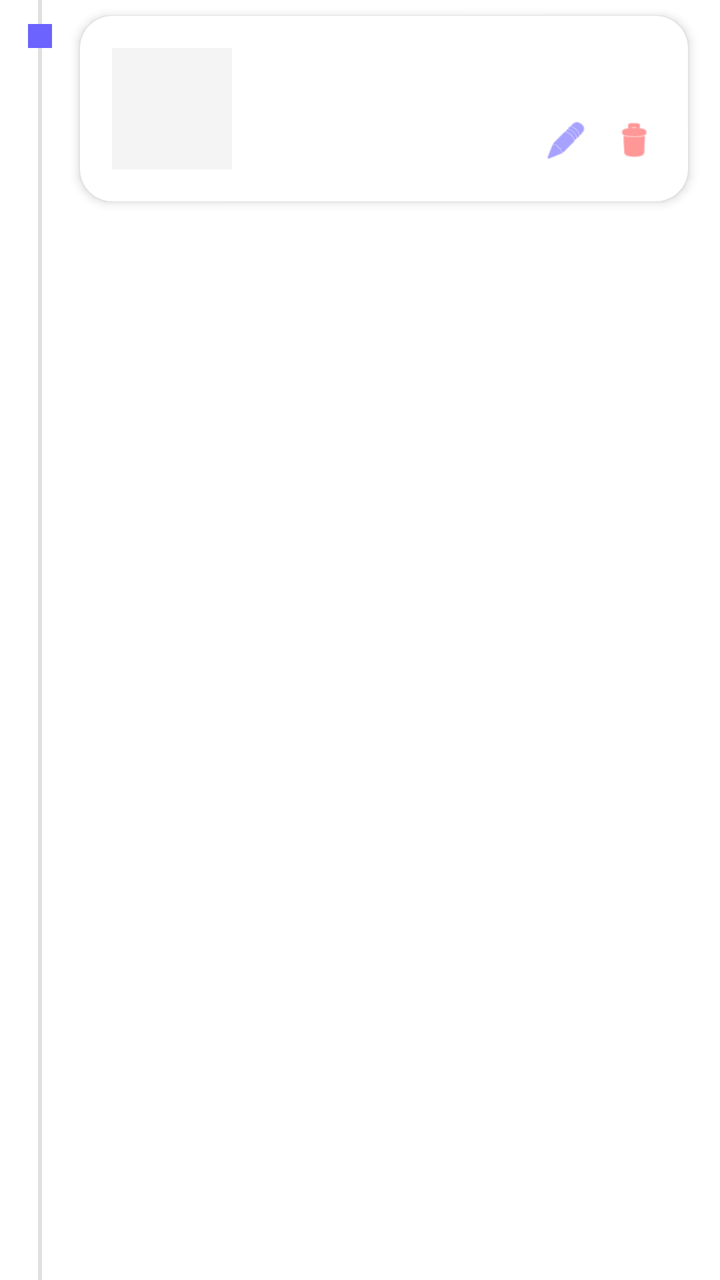
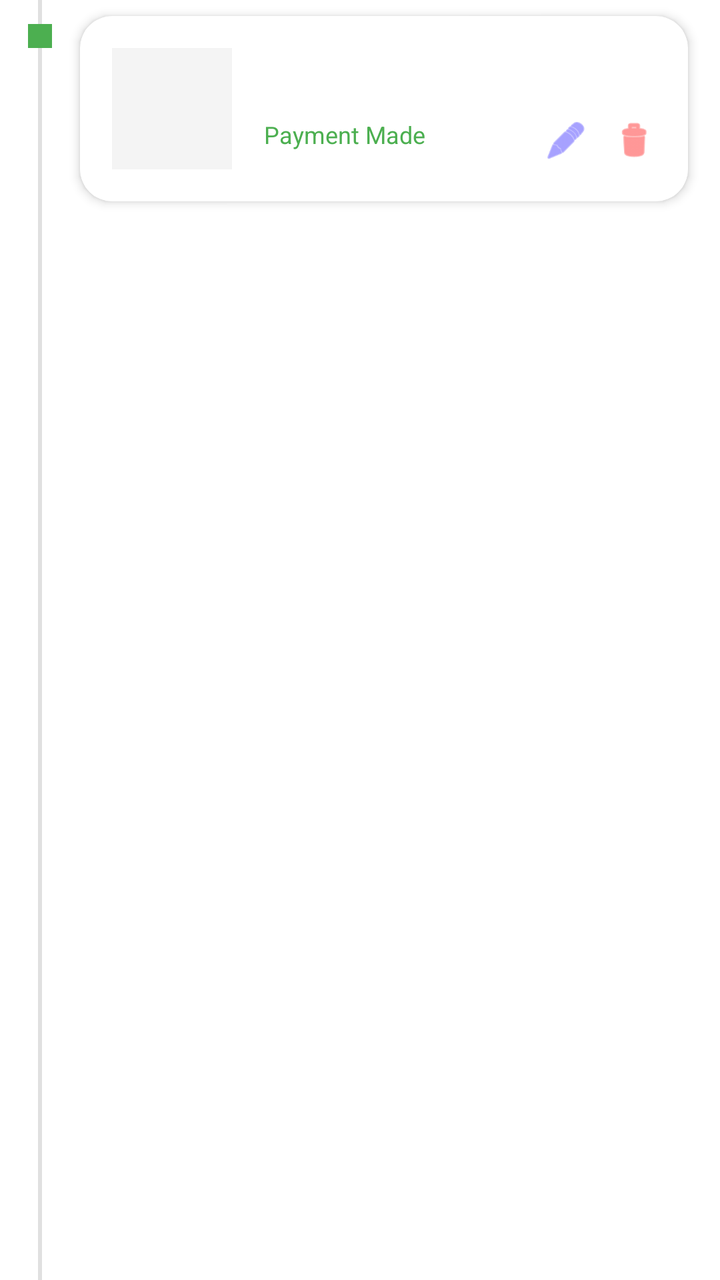

Two renders of the same Android screen: before a commit and after it. Below are the layout's source before the change and the commit's diff.
<!-- AndroidManifest.xml: application theme Theme.ExpenseSplitter -->
<!-- res/layout/item_settlement.xml -->
<?xml version="1.0" encoding="utf-8"?>
<LinearLayout xmlns:android="http://schemas.android.com/apk/res/android"
    xmlns:app="http://schemas.android.com/apk/res-auto"
    android:layout_width="match_parent"
    android:layout_height="wrap_content"
    android:orientation="horizontal">

    
    <LinearLayout
        android:layout_width="40dp"
        android:layout_height="match_parent"
        android:orientation="vertical"
        android:gravity="center_horizontal">
        
        <View
            android:layout_width="2dp"
            android:layout_height="12dp"
            android:background="#E0E0E0"/>
            
        <View
            android:layout_width="12dp"
            android:layout_height="12dp"
            android:background="@color/purple_primary"
            android:backgroundTint="@color/purple_primary"/>
            
            
        <View
            android:layout_width="2dp"
            android:layout_height="match_parent"
            android:background="#E0E0E0"/>
    </LinearLayout>

    
    <com.google.android.material.card.MaterialCardView
        android:layout_width="match_parent"
        android:layout_height="wrap_content"
        android:layout_marginTop="8dp"
        android:layout_marginBottom="8dp"
        android:layout_marginEnd="16dp"
        app:cardBackgroundColor="#FFFFFF"
        app:cardCornerRadius="16dp"
        app:cardElevation="3dp"
        app:strokeWidth="0dp">

        <LinearLayout
            android:orientation="horizontal"
            android:padding="16dp"
            android:gravity="center_vertical"
            android:layout_width="match_parent"
            android:layout_height="wrap_content">

            
            <LinearLayout
                android:orientation="vertical"
                android:background="#F4F4F4"
                android:padding="10dp"
                android:gravity="center"
                android:layout_width="60dp"
                android:layout_height="wrap_content">
                <TextView android:id="@+id/tvDateDay" android:textSize="18sp" android:textStyle="bold" android:textColor="#2D2D2D" android:layout_width="wrap_content" android:layout_height="wrap_content"/>
                <TextView android:id="@+id/tvDateMonth" android:textSize="12sp" android:textColor="#777777" android:layout_width="wrap_content" android:layout_height="wrap_content"/>
            </LinearLayout>

            
            <LinearLayout
                android:orientation="vertical"
                android:layout_weight="1"
                android:layout_marginStart="16dp"
                android:layout_width="0dp"
                android:layout_height="wrap_content">
                <TextView android:id="@+id/tvTitle" android:textSize="16sp" android:textStyle="bold" android:textColor="#2D2D2D" android:layout_width="wrap_content" android:layout_height="wrap_content"/>
                
                <LinearLayout android:layout_width="wrap_content" android:layout_height="wrap_content" android:orientation="horizontal" android:layout_marginTop="4dp">
                    <TextView android:id="@+id/tvCategory" android:textSize="12sp" android:textColor="#6C63FF" android:layout_width="wrap_content" android:layout_height="wrap_content"/>
                    <TextView android:id="@+id/tvTime" android:textSize="12sp" android:textColor="#777777" android:layout_marginStart="8dp" android:layout_width="wrap_content" android:layout_height="wrap_content"/>
                </LinearLayout>
            </LinearLayout>

            
            <LinearLayout
                android:layout_width="wrap_content"
                android:layout_height="wrap_content"
                android:orientation="vertical"
                android:gravity="end">
                
                <TextView
                    android:id="@+id/tvAmount"
                    android:textSize="18sp"
                    android:textStyle="bold"
                    android:textColor="#2D2D2D"
                    android:layout_width="wrap_content"
                    android:layout_height="wrap_content"/>

                <LinearLayout
                    android:layout_width="wrap_content"
                    android:layout_height="wrap_content"
                    android:layout_marginTop="8dp">
                    <ImageView
                        android:id="@+id/btnEdit"
                        android:layout_width="22dp"
                        android:layout_height="22dp"
                        android:src="@android:drawable/ic_menu_edit"
                        android:layout_marginEnd="12dp"
                        app:tint="#6C63FF"/>
                    <ImageView
                        android:id="@+id/btnDelete"
                        android:layout_width="22dp"
                        android:layout_height="22dp"
                        android:src="@android:drawable/ic_menu_delete"
                        app:tint="#FF5252"/>
                </LinearLayout>
            </LinearLayout>
        </LinearLayout>
    </com.google.android.material.card.MaterialCardView>
</LinearLayout>
<!-- resources referenced by this layout -->
<resources>
  <color name="purple_primary">#6C63FF</color>
  <style name="Theme.ExpenseSplitter" parent="Theme.Material3.DayNight.NoActionBar">
          <item name="colorPrimary">@color/purple_primary</item>
          <item name="android:windowBackground">@color/bg_color</item>
          <item name="android:statusBarColor">@color/bg_color</item>
          <item name="android:windowLightStatusBar">true</item>
      </style>
  <color name="bg_color">#FFFFFF</color>
</resources>

<!-- the commit's change to res/layout/item_settlement.xml (unified diff, before → after) -->
@@ -20,9 +20,7 @@
         <View
             android:layout_width="12dp"
             android:layout_height="12dp"
-            android:background="@color/purple_primary"
-            android:backgroundTint="@color/purple_primary"/>
-            
+            android:background="#4CAF50"/>
             
         <View
             android:layout_width="2dp"
@@ -68,10 +66,11 @@
                 android:layout_marginStart="16dp"
                 android:layout_width="0dp"
                 android:layout_height="wrap_content">
-                <TextView android:id="@+id/tvTitle" android:textSize="16sp" android:textStyle="bold" android:textColor="#2D2D2D" android:layout_width="wrap_content" android:layout_height="wrap_content"/>
+                
+                <TextView android:id="@+id/tvNote" android:textSize="16sp" android:textStyle="bold" android:textColor="#2D2D2D" android:layout_width="wrap_content" android:layout_height="wrap_content"/>
                 
                 <LinearLayout android:layout_width="wrap_content" android:layout_height="wrap_content" android:orientation="horizontal" android:layout_marginTop="4dp">
-                    <TextView android:id="@+id/tvCategory" android:textSize="12sp" android:textColor="#6C63FF" android:layout_width="wrap_content" android:layout_height="wrap_content"/>
+                    <TextView android:text="Payment Made" android:textSize="12sp" android:textColor="#4CAF50" android:layout_width="wrap_content" android:layout_height="wrap_content"/>
                     <TextView android:id="@+id/tvTime" android:textSize="12sp" android:textColor="#777777" android:layout_marginStart="8dp" android:layout_width="wrap_content" android:layout_height="wrap_content"/>
                 </LinearLayout>
             </LinearLayout>
@@ -87,7 +86,7 @@
                     android:id="@+id/tvAmount"
                     android:textSize="18sp"
                     android:textStyle="bold"
-                    android:textColor="#2D2D2D"
+                    android:textColor="#2E7D32"
                     android:layout_width="wrap_content"
                     android:layout_height="wrap_content"/>
 
